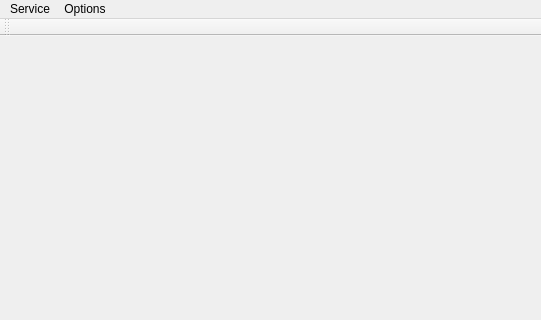
valeriyasyomina/MouseListener, file src/MouseManagerProject/mainwindow.ui: the form before one commit; both pictures show x 0 to 541 and y 0 to 320 of the 685 by 446 pixel window.
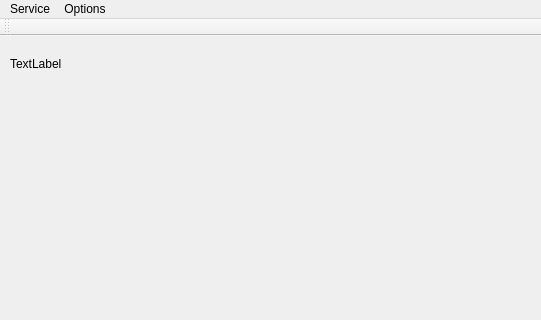
The form after the commit.

Commit message: Signal and slots for server stop added

The edit to the form file:
```diff
--- a/src/MouseManagerProject/mainwindow.ui
+++ b/src/MouseManagerProject/mainwindow.ui
@@ -13,7 +13,21 @@
   <property name="windowTitle">
    <string>Mouse listener</string>
   </property>
-  <widget class="QWidget" name="centralWidget"/>
+  <widget class="QWidget" name="centralWidget">
+   <widget class="QLabel" name="lblServerInfo">
+    <property name="geometry">
+     <rect>
+      <x>10</x>
+      <y>20</y>
+      <width>381</width>
+      <height>16</height>
+     </rect>
+    </property>
+    <property name="text">
+     <string>TextLabel</string>
+    </property>
+   </widget>
+  </widget>
   <widget class="QMenuBar" name="menuBar">
    <property name="geometry">
     <rect>
```
The commit also changes 9 other files.
